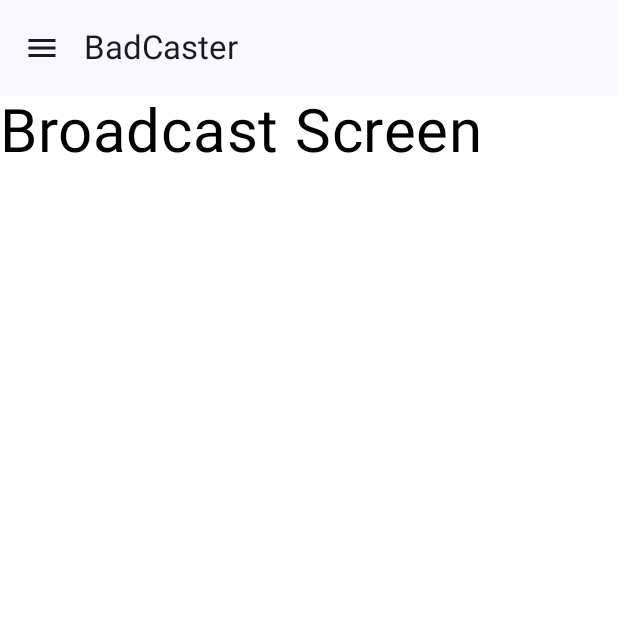
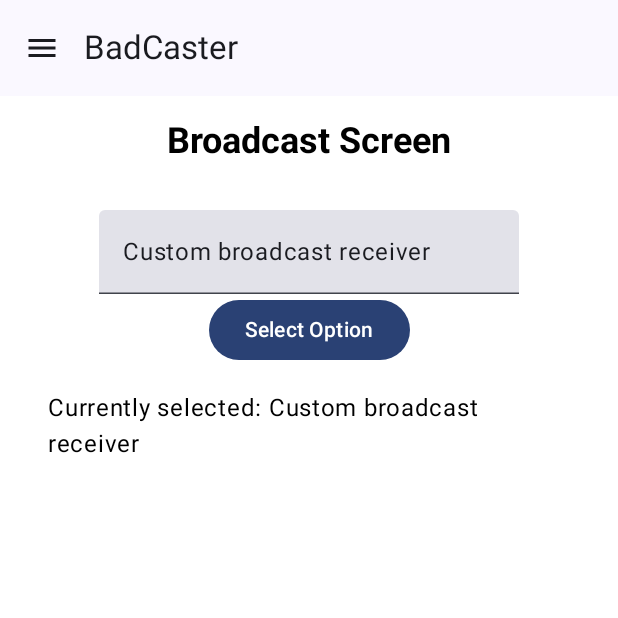
Before and after one commit to sabbirosa/badcaster, an Android app built with Jetpack Compose: the screen it shows after launch (MainActivity), on a phone screen of 412 x 824 dp, the top half of it. Run offline under Robolectric (Android 15) with nearby library versions, the phone set to English and light mode, and no system bars.

Commit message:
Feat: Dropdown Added

```diff
--- a/app/build.gradle.kts
+++ b/app/build.gradle.kts
@@ -50,7 +50,7 @@ android {
 }
 
 dependencies {
-
+    implementation("androidx.compose.material3:material3:1.3.0-beta03")
     implementation(libs.androidx.core.ktx)
     implementation(libs.androidx.lifecycle.runtime.ktx)
     implementation(libs.androidx.activity.compose)
--- a/app/src/main/java/com/sabbirosa/badcaster/screens/AudioScreen.kt
+++ b/app/src/main/java/com/sabbirosa/badcaster/screens/AudioScreen.kt
@@ -30,7 +30,8 @@ fun AudioScreen(
         modifier = Modifier
             .padding(innerPadding)
             .fillMaxSize()
-            .background(Color.White)
+            .background(Color.White),
+        horizontalAlignment = Alignment.CenterHorizontally
     ) {
         Text(
             text = "Audio Screen",
--- a/app/src/main/java/com/sabbirosa/badcaster/screens/BroadcastScreen.kt
+++ b/app/src/main/java/com/sabbirosa/badcaster/screens/BroadcastScreen.kt
@@ -1,26 +1,77 @@
 package com.sabbirosa.badcaster.screens
 
+import android.content.Intent
+import android.widget.Toast
 import androidx.compose.foundation.background
-import androidx.compose.foundation.layout.Column
-import androidx.compose.foundation.layout.PaddingValues
-import androidx.compose.foundation.layout.fillMaxSize
-import androidx.compose.foundation.layout.padding
-import androidx.compose.material3.Text
-import androidx.compose.runtime.Composable
+import androidx.compose.foundation.clickable
+import androidx.compose.foundation.layout.*
+import androidx.compose.material3.*
+import androidx.compose.runtime.*
+import androidx.compose.ui.Alignment
 import androidx.compose.ui.Modifier
 import androidx.compose.ui.graphics.Color
+import androidx.compose.ui.platform.LocalContext
+import androidx.compose.ui.unit.dp
 import androidx.compose.ui.unit.sp
 
 @Composable
 fun BroadcastScreen(
     innerPadding: PaddingValues
 ) {
+
+    val options = listOf("Custom broadcast receiver", "System battery notification receiver")
+
     Column(
         modifier = Modifier
             .padding(innerPadding)
             .fillMaxSize()
-            .background(Color.White)
+            .background(Color.White),
+        horizontalAlignment = Alignment.CenterHorizontally
     ) {
-        Text(text = "Broadcast Screen", fontSize = 40.sp, color = Color.Black)
+        Text(text = "Broadcast Screen", fontSize = 24.sp, modifier = Modifier.padding(16.dp), color = Color.Black, style = androidx.compose.ui.text.TextStyle(fontWeight = androidx.compose.ui.text.font.FontWeight.Bold))
+        DropdownComponent(options = options)
     }
 }
+
+@OptIn(ExperimentalMaterial3Api::class)
+@Composable
+fun DropdownComponent(
+    options: List<String>
+) {
+    var isExpanded by remember { mutableStateOf(false) }
+    var selectedOption by remember { mutableStateOf(options[0]) }
+    Column(
+        modifier = Modifier
+            .fillMaxWidth()
+            .padding(16.dp),
+        horizontalAlignment = Alignment.CenterHorizontally
+    ) {
+        ExposedDropdownMenuBox(
+            expanded = isExpanded,
+            onExpandedChange = { isExpanded = !isExpanded },
+            ) {
+            TextField(modifier = Modifier.menuAnchor(), value = selectedOption, onValueChange = {}, readOnly = true)
+            ExposedDropdownMenu(
+                expanded = isExpanded,
+                onDismissRequest = { isExpanded = false }) {
+
+                options.forEachIndexed { index, option ->
+                    DropdownMenuItem(text = { Text(text = option) }, onClick = {
+                        selectedOption = options[index]
+                        isExpanded = false
+                    },
+                        contentPadding = ExposedDropdownMenuDefaults.ItemContentPadding
+
+                        )
+                }
+            }
+            }
+
+        Button(onClick = {
+            // Show selected option
+        }) {
+            Text("Select Option")
+        }
+        Text(text = "Currently selected: $selectedOption", fontSize = 16.sp, modifier = Modifier.padding(16.dp), color = Color.Black)
+    }
+}
--- a/app/src/main/java/com/sabbirosa/badcaster/screens/ImageScreen.kt
+++ b/app/src/main/java/com/sabbirosa/badcaster/screens/ImageScreen.kt
@@ -23,6 +23,7 @@ import androidx.compose.runtime.getValue
 import androidx.compose.runtime.mutableStateOf
 import androidx.compose.runtime.remember
 import androidx.compose.runtime.setValue
+import androidx.compose.ui.Alignment
 import androidx.compose.ui.Modifier
 import androidx.compose.ui.geometry.Offset
 import androidx.compose.ui.graphics.Color
@@ -41,7 +42,8 @@ fun ImageScreen(
         modifier = Modifier
             .padding(innerPadding)
             .fillMaxSize()
-            .background(Color.White)
+            .background(Color.White),
+        horizontalAlignment = Alignment.CenterHorizontally
     ) {
         val imageResId = com.sabbirosa.badcaster.R.drawable.badcaster_image
         Text(text = "Image Screen", fontSize = 24.sp, modifier = Modifier.padding(16.dp), color = Color.Black, style = androidx.compose.ui.text.TextStyle(fontWeight = androidx.compose.ui.text.font.FontWeight.Bold))
--- a/app/src/main/java/com/sabbirosa/badcaster/screens/VideoScreen.kt
+++ b/app/src/main/java/com/sabbirosa/badcaster/screens/VideoScreen.kt
@@ -7,6 +7,7 @@ import androidx.compose.foundation.background
 import androidx.compose.foundation.layout.*
 import androidx.compose.material3.Text
 import androidx.compose.runtime.Composable
+import androidx.compose.ui.Alignment
 import androidx.compose.ui.Modifier
 import androidx.compose.ui.graphics.Color
 import androidx.compose.ui.unit.dp
@@ -21,7 +22,8 @@ fun VideoScreen(
         modifier = Modifier
             .padding(innerPadding)
             .fillMaxSize()
-            .background(Color.White)
+            .background(Color.White),
+        horizontalAlignment = Alignment.CenterHorizontally
     ) {
         val videoUri = Uri.parse("android.resource://com.sabbirosa.badcaster/raw/badcaster_video")
         Text(text = "Video Screen", fontSize = 24.sp, modifier = Modifier.padding(16.dp), color = Color.Black, style = androidx.compose.ui.text.TextStyle(fontWeight = androidx.compose.ui.text.font.FontWeight.Bold))
```
